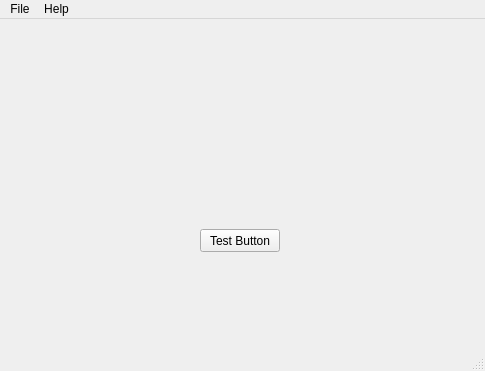
Qt form mainwindow.ui (Sean537/537TextEditor-New) before a commit.
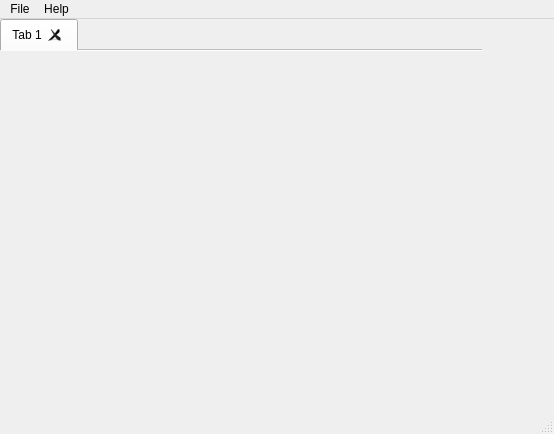
The same form after that commit. Icons and pictures are not drawn.

Commit message: add the basic ui of edit box

What changed in the file:
```diff
--- a/mainwindow.ui
+++ b/mainwindow.ui
@@ -6,8 +6,8 @@
    <rect>
     <x>0</x>
     <y>0</y>
-    <width>485</width>
-    <height>371</height>
+    <width>554</width>
+    <height>434</height>
    </rect>
   </property>
   <property name="windowTitle">
@@ -18,18 +18,44 @@
     <normaloff>:/image/537TextEditor_Logo.ico</normaloff>:/image/537TextEditor_Logo.ico</iconset>
   </property>
   <widget class="QWidget" name="centralwidget">
-   <widget class="QPushButton" name="pushButton">
+   <widget class="QTabWidget" name="fileTabWidget">
     <property name="geometry">
      <rect>
-      <x>200</x>
-      <y>210</y>
-      <width>80</width>
-      <height>23</height>
+      <x>0</x>
+      <y>0</y>
+      <width>482</width>
+      <height>351</height>
      </rect>
     </property>
-    <property name="text">
-     <string>Test Button</string>
+    <property name="contextMenuPolicy">
+     <enum>Qt::DefaultContextMenu</enum>
     </property>
+    <property name="tabShape">
+     <enum>QTabWidget::Rounded</enum>
+    </property>
+    <property name="currentIndex">
+     <number>0</number>
+    </property>
+    <property name="usesScrollButtons">
+     <bool>true</bool>
+    </property>
+    <property name="documentMode">
+     <bool>true</bool>
+    </property>
+    <property name="tabsClosable">
+     <bool>true</bool>
+    </property>
+    <property name="movable">
+     <bool>true</bool>
+    </property>
+    <property name="tabBarAutoHide">
+     <bool>false</bool>
+    </property>
+    <widget class="QWidget" name="tab">
+     <attribute name="title">
+      <string>Tab 1</string>
+     </attribute>
+    </widget>
    </widget>
   </widget>
   <widget class="QMenuBar" name="menubar">
@@ -37,7 +63,7 @@
     <rect>
      <x>0</x>
      <y>0</y>
-     <width>485</width>
+     <width>554</width>
      <height>20</height>
     </rect>
    </property>
```
Left out of the diff: 4 changed lines with no effect on the pictures. The commit also changes 2 other files.
